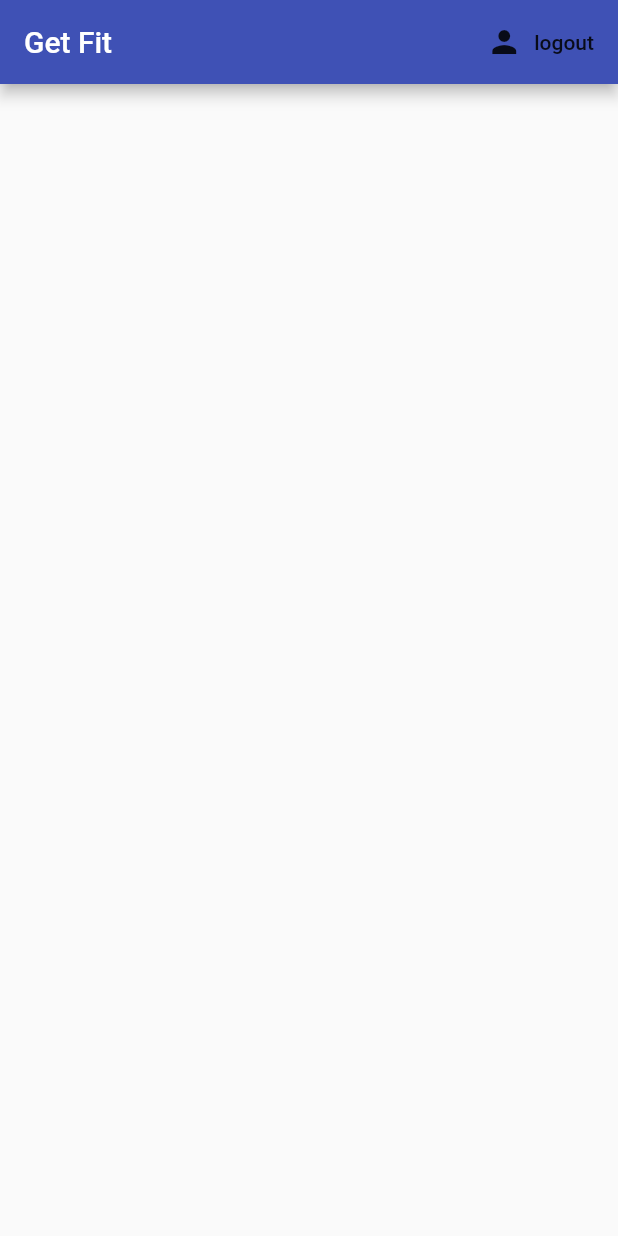
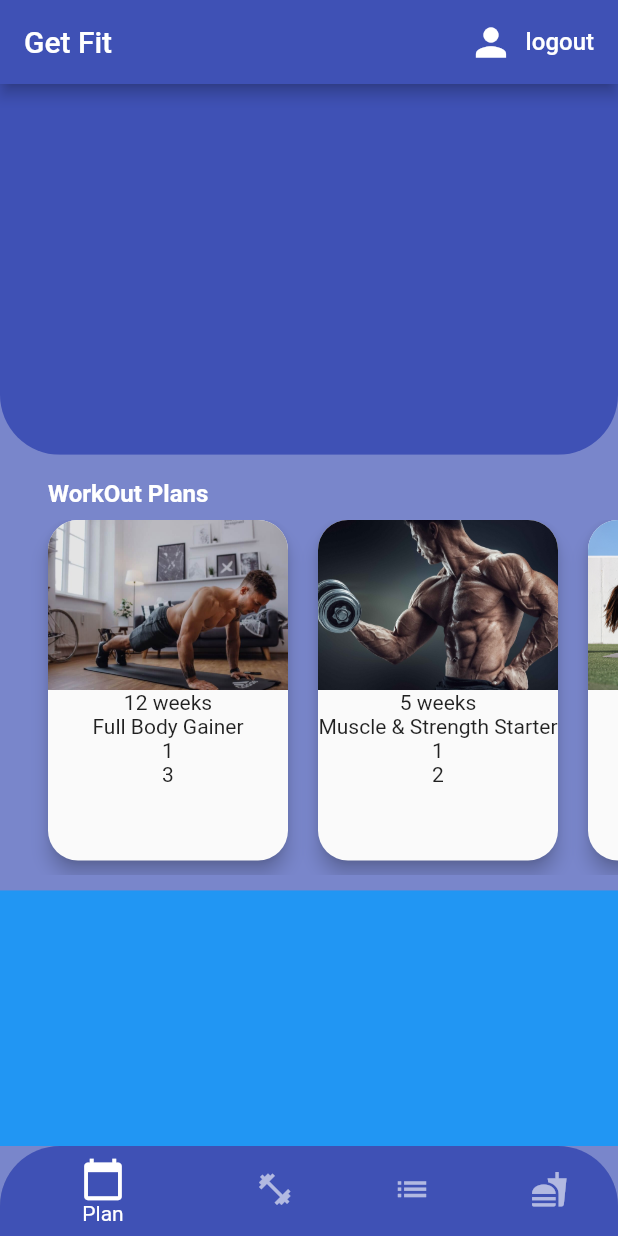
Before and after one commit to saugatshakya/fit4life, a Flutter app: the screen it shows once a user with an empty profile is signed in, on a phone screen of 412 x 824 dp. Run offline on Flutter 3.47's test engine with Material 2 defaults, Android fonts, the phone set to English and light mode, and no system bars; our stand-ins replace cloud_firestore, firebase_auth, flutter_spinkit; accounts and stored records are empty; network calls fail.

Commit message:
profile screen and database

```diff
--- /dev/null
+++ b/lib/data/workout.dart
@@ -0,0 +1,32 @@
+import 'package:loginapp/models/workout.dart';
+
+final workouts = [
+  WorkOut(
+    name: "Full Body Gainer",
+    time: "12 weeks",
+    imagePath: "assets/fullbodygainer.jpg",
+    cardio: 1,
+    strength: 3
+  ),
+  WorkOut(
+    name: "Muscle & Strength Starter",
+    time: "5 weeks",
+    imagePath: "assets/muscle&strength.jpg",
+    cardio: 1,
+    strength: 2
+  ),
+  WorkOut(
+    name: "Fit Life Starter",
+    time: "5 weeks",
+    imagePath: "assets/fitlife.jpg",
+    cardio: 1,
+    strength: 1
+  ),
+  WorkOut(
+    name: "Weight Loss Starter",
+    time: "5 weeks",
+    imagePath: "assets/weightloss.jpg",
+    cardio: 2,
+    strength: 1
+  ),
+];
--- /dev/null
+++ b/lib/models/workout.dart
@@ -0,0 +1,12 @@
+class WorkOut{
+  final String name, time, imagePath;
+  final int cardio, strength;
+
+  WorkOut({
+    this.name,
+    this.time,
+    this.imagePath,
+    this.cardio,
+    this.strength
+  });
+}
--- /dev/null
+++ b/lib/modules/profile.dart
@@ -0,0 +1,53 @@
+import 'package:flutter/material.dart';
+import 'package:loginapp/data/workout.dart';
+import 'package:loginapp/widgets/card.dart';
+
+class Profile extends StatelessWidget {
+  @override
+  Widget build(BuildContext context) {
+    final height = MediaQuery.of(context).size.height;
+    return Scaffold(
+      backgroundColor: Colors.indigo[300],
+      body: Stack(
+        children:[
+          Positioned(
+            top:0,
+            height:height * 0.30,
+            left: 0,
+            right: 0,
+            child: ClipRRect(
+              borderRadius: const BorderRadius.vertical(
+                bottom: const Radius.circular(40),
+              ),
+              child:Container(
+                color:Colors.indigo
+              )
+            )),
+          Positioned(
+            top: height*0.32,
+            left:0,
+            right:0,
+            child: Container(
+              height:height*0.62,
+              child:Column(
+                crossAxisAlignment: CrossAxisAlignment.start,
+                children: <Widget>[
+                Padding(padding: const EdgeInsets.only(bottom:8,left:32),child:Text("WorkOut Plans",style: TextStyle(color:Colors.white,fontSize: 16,fontWeight: FontWeight.w700),),),
+                Expanded(child:SingleChildScrollView(
+                  scrollDirection: Axis.horizontal,
+                  child: Row(
+                  children:[
+                    SizedBox(width:32),
+                    for (int i = 0; i< workouts.length; i++) WorkOutCard(workout: workouts[i])
+                  ]
+                ),)),
+                SizedBox(height: 10),
+                Expanded(child:Container(color: Colors.blue,)),
+              ],)
+            ),)
+        ]
+      )
+
+    );
+  }
+}
--- a/lib/screens/authenticate/welcome.dart
+++ b/lib/screens/authenticate/welcome.dart
@@ -11,6 +11,7 @@ class WelcomePage extends StatefulWidget {
 
 class _WelcomePageState extends State<WelcomePage> {
   final AuthService _auth = AuthService();
+  bool loading = false;
   @override
   Widget build(BuildContext context) {
     return Scaffold(
@@ -63,16 +64,14 @@ class _WelcomePageState extends State<WelcomePage> {
                  margin: EdgeInsets.only(bottom:20),
                  child: FlatButton(
                   onPressed: ()async{
+                    setState(() => loading = true);
                     dynamic result = await _auth.signInAnon();
                     if (result == null){
+                      setState(() => loading = false);
                       print('error signing in');
                     }
                     else{
                       print('signed in');
-                      print(result.uid);
-                      print(result.caloriesBurnt);
-                      print(result.minutes);
-                      print(result.noOfExercise);
                     }
                   },
                   child: Text('Sign in as a Guest',style: TextStyle(color:Colors.white),),
--- a/lib/screens/home/home.dart
+++ b/lib/screens/home/home.dart
@@ -1,17 +1,68 @@
 import 'package:flutter/material.dart';
+import 'package:loginapp/modules/profile.dart';
 import 'package:loginapp/services/auth.dart';
+import 'package:provider/provider.dart';
+import 'package:loginapp/services/database.dart';
+import 'package:cloud_firestore/cloud_firestore.dart';
 
 class Home extends StatelessWidget {
   final AuthService _auth = AuthService();
 
   @override
   Widget build(BuildContext context) {
-    return Scaffold(
-      appBar: AppBar(
-        title:Text('Get Fit'),
-        actions: <Widget>[
-          FlatButton.icon(onPressed:()async{await _auth.signOut();}, icon:Icon(Icons.person), label: Text('logout'))
-        ],
+    return StreamProvider<QuerySnapshot>.value(
+      value: DatabaseService().fitness,
+        child: Scaffold(
+        backgroundColor: Colors.indigo[300],
+        appBar: AppBar(
+          title:Text('Get Fit'),
+          actions: <Widget>[
+            FlatButton.icon(onPressed:()async{await _auth.signOut();}, icon:Icon(Icons.person, color: Colors.white, size: 30), label: Text('logout',style: TextStyle(color:Colors.white,fontSize: 16)))
+          ],
+        ),
+        bottomNavigationBar: ClipRRect(
+          borderRadius: BorderRadius.vertical(top:Radius.circular(40)),
+            child: BottomNavigationBar(
+            selectedIconTheme: IconThemeData(
+              size: 30,
+              color:Colors.white
+            ),
+            unselectedIconTheme: IconThemeData(
+              size: 25,
+              color:Colors.white60
+            ),
+            items:[
+            BottomNavigationBarItem(
+            backgroundColor: Colors.indigo,
+              icon:Icon(
+                Icons.calendar_today
+              ),
+              title:Text("Plan")
+            ),
+            BottomNavigationBarItem(
+            backgroundColor: Colors.indigo,
+              icon:Icon(
+                Icons.fitness_center
+              ),
+              title:Text("Workouts")
+            ),
+            BottomNavigationBarItem(
+            backgroundColor: Colors.indigo,
+              icon:Icon(
+                Icons.list
+              ),
+              title:Text("Exercise List")
+            ),
+            BottomNavigationBarItem(
+            backgroundColor: Colors.indigo,
+              icon:Icon(
+                Icons.fastfood
+              ),
+              title:Text("Nutrition")
+            ),
+          ]),
+        ),
+        body: Profile(),
       ),
     );
   }
--- a/lib/services/auth.dart
+++ b/lib/services/auth.dart
@@ -1,5 +1,6 @@
 import 'package:firebase_auth/firebase_auth.dart';
 import 'package:loginapp/models/user.dart';
+import 'package:loginapp/services/database.dart';
 
 class AuthService {
 
@@ -17,6 +18,8 @@ class AuthService {
     try {
         AuthResult result = await _auth.signInAnonymously();
         FirebaseUser user = result.user;
+        //create a new document for the user with uid
+        await DatabaseService(uid: user.uid).updateUserData([],0, 0, 0);
         return _userFromFirebaseUser(user);
     }
     catch(e) {
@@ -29,6 +32,8 @@ class AuthService {
     try{
       AuthResult result = await _auth.createUserWithEmailAndPassword(email: email, password: password);
       FirebaseUser user = result.user;
+      //create a new document for the user with uid
+      await DatabaseService(uid: user.uid).updateUserData([],0, 0, 0);
       return _userFromFirebaseUser(user);
     }
     catch(e)
--- /dev/null
+++ b/lib/services/database.dart
@@ -0,0 +1,21 @@
+import 'package:cloud_firestore/cloud_firestore.dart';
+
+class DatabaseService {
+  final String uid;
+  DatabaseService({ this.uid });
+
+  //collection reference
+  final CollectionReference fitnessCollection = Firestore.instance.collection('fitness');
+
+  Future updateUserData(List<String> exercises,int noOfExercises, int calories, int minutes)async {
+    return await fitnessCollection.document(uid).setData({
+      'exercises': exercises,
+      'noOfExercise': noOfExercises,
+      'calories': calories,
+      'minutes': minutes
+    });
+  }
+  Stream<QuerySnapshot> get fitness {
+    return fitnessCollection.snapshots();
+  }
+}
--- /dev/null
+++ b/lib/widgets/card.dart
@@ -0,0 +1,33 @@
+import 'package:flutter/material.dart';
+import 'package:loginapp/models/workout.dart';
+
+class WorkOutCard extends StatelessWidget {
+  final WorkOut workout;
+  const WorkOutCard({Key key, @required this.workout}) : super(key: key);
+  @override
+  Widget build(BuildContext context) {
+    return Container(
+      margin: EdgeInsets.only(right:20, bottom:10),
+      child: Material(
+        borderRadius: BorderRadius.all(Radius.circular(20)),
+        elevation: 5,
+        child: Column(
+          mainAxisSize: MainAxisSize.max,
+          children:[
+            Flexible(fit: FlexFit.tight,child: ClipRRect(borderRadius: BorderRadius.vertical(top:Radius.circular(20)),child: Image.asset(workout.imagePath,width: 160,fit: BoxFit.cover,))),
+            Flexible(fit: FlexFit.tight,child: Column(
+              children:[
+                Text(workout.time),
+                Text(workout.name),
+                Text(workout.cardio.toString()),
+                Text(workout.strength.toString()),
+                SizedBox(height: 16),
+              ]
+            ))
+          ]
+        ),
+      ),
+
+    );
+  }
+}
--- a/pubspec.yaml
+++ b/pubspec.yaml
@@ -14,7 +14,7 @@ description: A new Flutter project.
 version: 1.0.0+1
 
 environment:
-  sdk: ">=2.1.0 <3.0.0"
+  sdk: ">=2.2.2 <3.0.0"
 
 dependencies:
   flutter:
```
Also changed, not shown: assets/fitlife.jpg (added), assets/fullbodygainer.jpg (added), assets/muscle&strength.jpg (added), assets/weightloss.jpg (added), lib/models/exercise.dart (added), lib/modules/exerciselist.dart (added), lib/modules/nutrition.dart (added), lib/modules/workout.dart (added).
